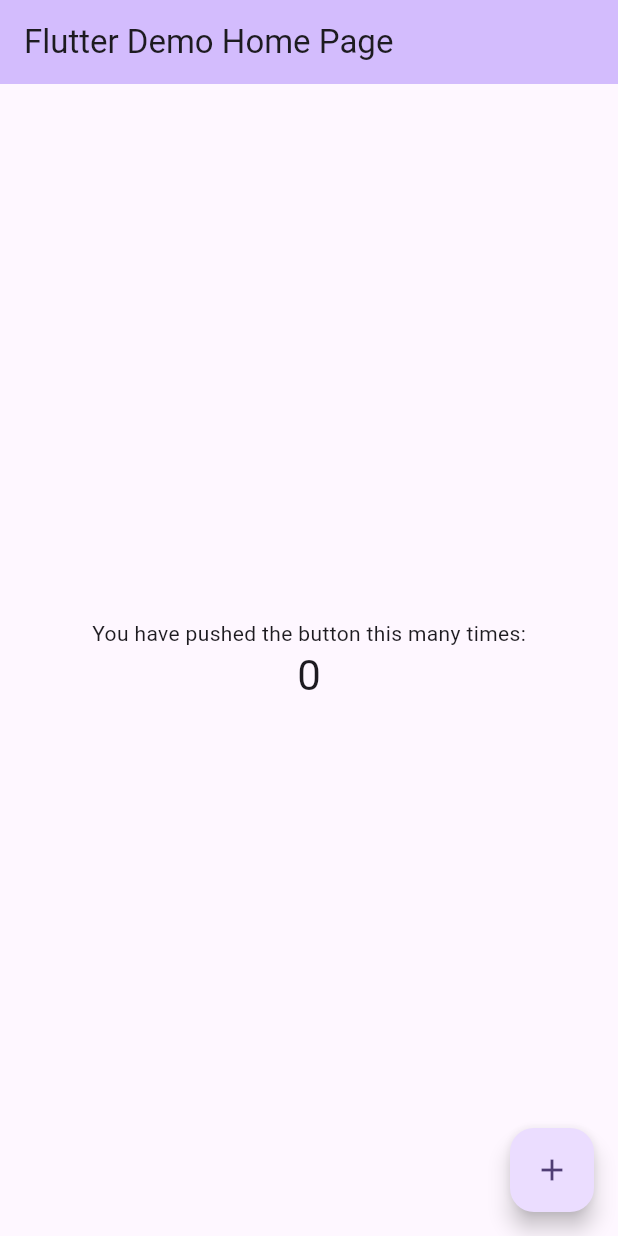
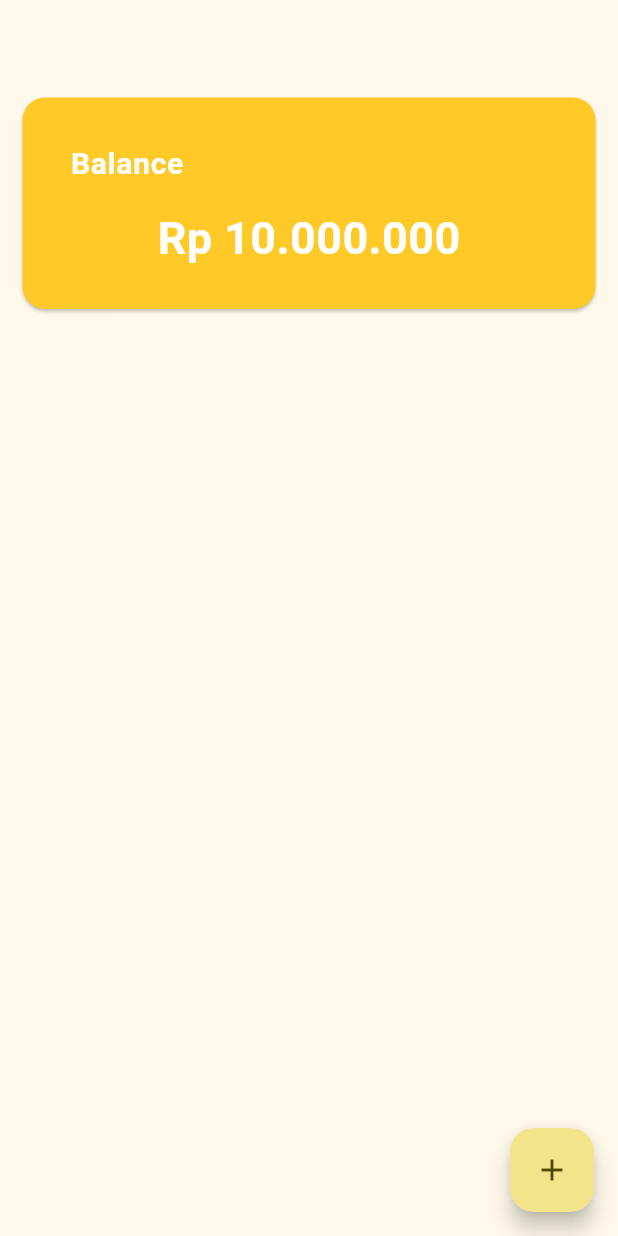
Before and after one commit to Djuanzz/ppb-expense-tracker, a Flutter app: the screen it shows after launch, on a phone screen of 412 x 824 dp. Run offline on Flutter 3.47's test engine with Material 3 defaults, Android fonts, the phone set to English and light mode, and no system bars.

Commit message:
feat: balance card

```diff
--- a/lib/main.dart
+++ b/lib/main.dart
@@ -1,3 +1,4 @@
+import 'package:expense_tracker/screens/homepage.dart';
 import 'package:flutter/material.dart';
 
 void main() {
@@ -11,112 +12,11 @@ class MyApp extends StatelessWidget {
   @override
   Widget build(BuildContext context) {
     return MaterialApp(
-      title: 'Flutter Demo',
+      title: 'Expense Tracker',
       theme: ThemeData(
-        // This is the theme of your application.
-        //
-        // TRY THIS: Try running your application with "flutter run". You'll see
-        // the application has a purple toolbar. Then, without quitting the app,
-        // try changing the seedColor in the colorScheme below to Colors.green
-        // and then invoke "hot reload" (save your changes or press the "hot
-        // reload" button in a Flutter-supported IDE, or press "r" if you used
-        // the command line to start the app).
-        //
-        // Notice that the counter didn't reset back to zero; the application
-        // state is not lost during the reload. To reset the state, use hot
-        // restart instead.
-        //
-        // This works for code too, not just values: Most code changes can be
-        // tested with just a hot reload.
-        colorScheme: ColorScheme.fromSeed(seedColor: Colors.deepPurple),
+        colorScheme: ColorScheme.fromSeed(seedColor: Colors.yellow),
       ),
-      home: const MyHomePage(title: 'Flutter Demo Home Page'),
+      home: const HomePage(),
     );
   }
 }
-
-class MyHomePage extends StatefulWidget {
-  const MyHomePage({super.key, required this.title});
-
-  // This widget is the home page of your application. It is stateful, meaning
-  // that it has a State object (defined below) that contains fields that affect
-  // how it looks.
-
-  // This class is the configuration for the state. It holds the values (in this
-  // case the title) provided by the parent (in this case the App widget) and
-  // used by the build method of the State. Fields in a Widget subclass are
-  // always marked "final".
-
-  final String title;
-
-  @override
-  State<MyHomePage> createState() => _MyHomePageState();
-}
-
-class _MyHomePageState extends State<MyHomePage> {
-  int _counter = 0;
-
-  void _incrementCounter() {
-    setState(() {
-      // This call to setState tells the Flutter framework that something has
-      // changed in this State, which causes it to rerun the build method below
-      // so that the display can reflect the updated values. If we changed
-      // _counter without calling setState(), then the build method would not be
-      // called again, and so nothing would appear to happen.
-      _counter++;
-    });
-  }
-
-  @override
-  Widget build(BuildContext context) {
-    // This method is rerun every time setState is called, for instance as done
-    // by the _incrementCounter method above.
-    //
-    // The Flutter framework has been optimized to make rerunning build methods
-    // fast, so that you can just rebuild anything that needs updating rather
-    // than having to individually change instances of widgets.
-    return Scaffold(
-      appBar: AppBar(
-        // TRY THIS: Try changing the color here to a specific color (to
-        // Colors.amber, perhaps?) and trigger a hot reload to see the AppBar
-        // change color while the other colors stay the same.
-        backgroundColor: Theme.of(context).colorScheme.inversePrimary,
-        // Here we take the value from the MyHomePage object that was created by
-        // the App.build method, and use it to set our appbar title.
-        title: Text(widget.title),
-      ),
-      body: Center(
-        // Center is a layout widget. It takes a single child and positions it
-        // in the middle of the parent.
-        child: Column(
-          // Column is also a layout widget. It takes a list of children and
-          // arranges them vertically. By default, it sizes itself to fit its
-          // children horizontally, and tries to be as tall as its parent.
-          //
-          // Column has various properties to control how it sizes itself and
-          // how it positions its children. Here we use mainAxisAlignment to
-          // center the children vertically; the main axis here is the vertical
-          // axis because Columns are vertical (the cross axis would be
-          // horizontal).
-          //
-          // TRY THIS: Invoke "debug painting" (choose the "Toggle Debug Paint"
-          // action in the IDE, or press "p" in the console), to see the
-          // wireframe for each widget.
-          mainAxisAlignment: MainAxisAlignment.center,
-          children: <Widget>[
-            const Text('You have pushed the button this many times:'),
-            Text(
-              '$_counter',
-              style: Theme.of(context).textTheme.headlineMedium,
-            ),
-          ],
-        ),
-      ),
-      floatingActionButton: FloatingActionButton(
-        onPressed: _incrementCounter,
-        tooltip: 'Increment',
-        child: const Icon(Icons.add),
-      ), // This trailing comma makes auto-formatting nicer for build methods.
-    );
-  }
-}
--- /dev/null
+++ b/lib/screens/homepage.dart
@@ -0,0 +1,65 @@
+import 'package:flutter/material.dart';
+
+class HomePage extends StatefulWidget {
+  const HomePage({super.key});
+
+  @override
+  State<HomePage> createState() => _HomePageState();
+}
+
+class _HomePageState extends State<HomePage> {
+  @override
+  Widget build(BuildContext context) {
+    return Scaffold(
+      body: SingleChildScrollView(
+        child: Column(
+          mainAxisAlignment: MainAxisAlignment.center,
+          children: [
+            const SizedBox(height: 50),
+            Card(
+              color: Colors.amber[400],
+              shape: RoundedRectangleBorder(
+                borderRadius: BorderRadius.circular(15),
+              ),
+              margin: const EdgeInsets.all(15),
+              child: Padding(
+                padding: const EdgeInsets.all(16.0),
+                child: Column(
+                  mainAxisSize: MainAxisSize.min,
+                  children: <Widget>[
+                    ListTile(
+                      title: Text(
+                        "Balance",
+                        style: const TextStyle(
+                          fontSize: 20,
+                          fontWeight: FontWeight.bold,
+                          color: Colors.white,
+                        ),
+                      ),
+                    ),
+                    Text(
+                      "Rp 10.000.000",
+                      style: const TextStyle(
+                        fontSize: 30,
+                        fontWeight: FontWeight.bold,
+                        color: Colors.white,
+                      ),
+                    ),
+                    const SizedBox(height: 10),
+                  ],
+                ),
+              ),
+            ),
+          ],
+        ),
+      ),
+      floatingActionButton: FloatingActionButton(
+        onPressed: () {
+          // --------------------------;
+        },
+        tooltip: 'Add Record',
+        child: const Icon(Icons.add),
+      ),
+    );
+  }
+}
```
